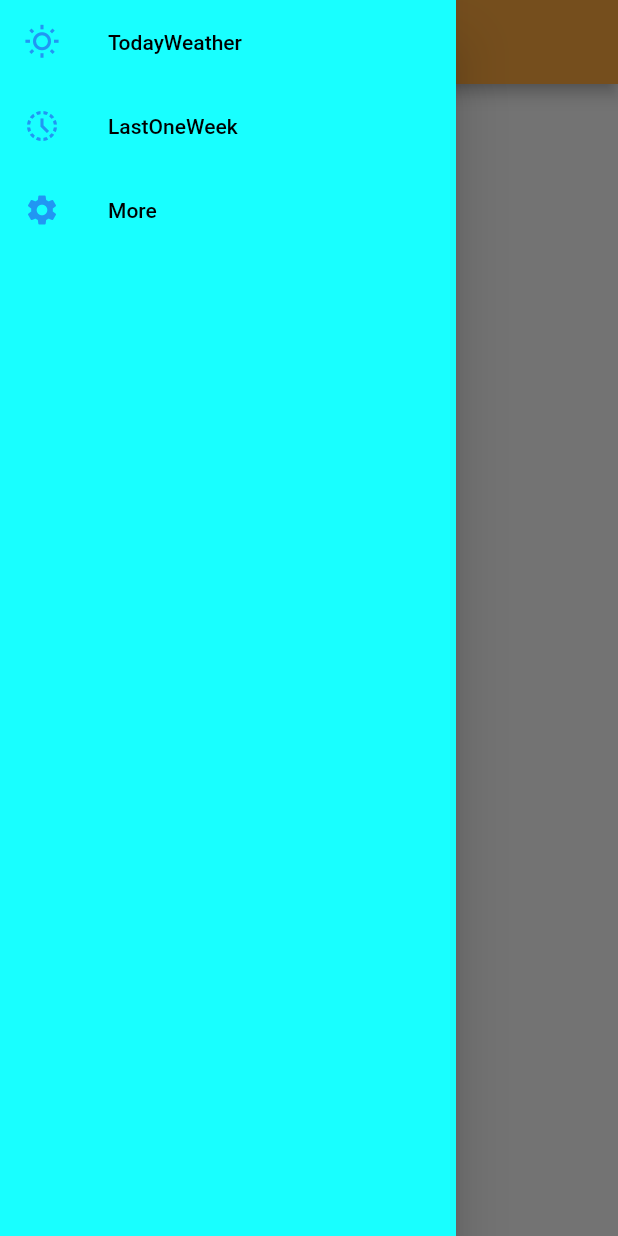
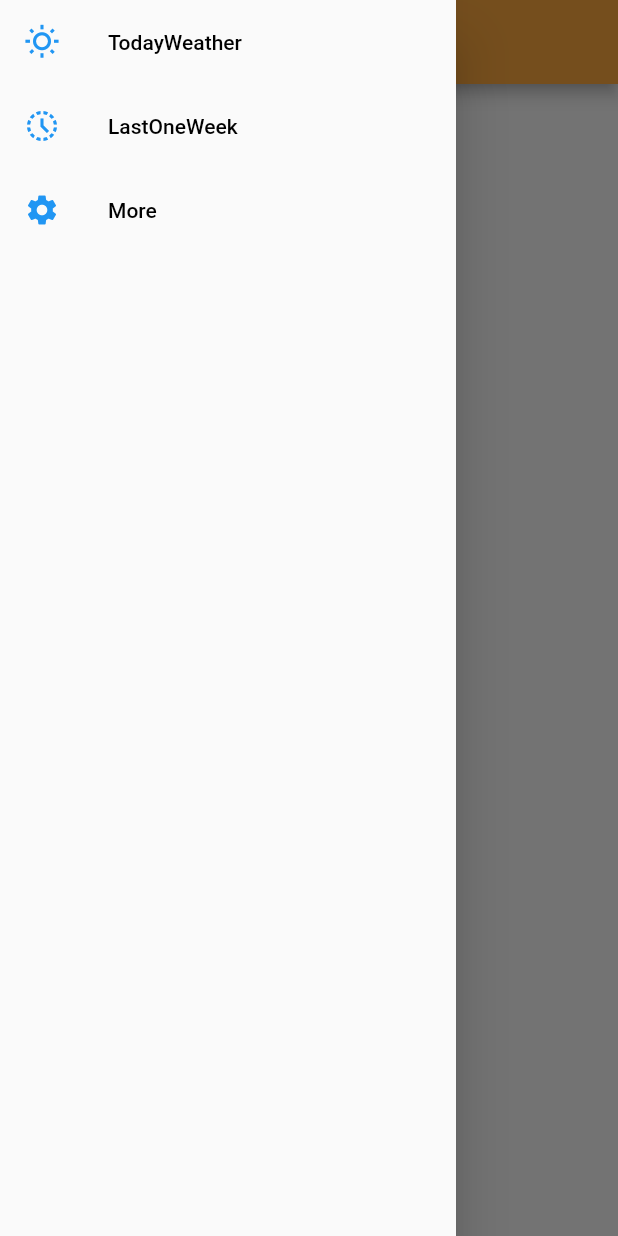
Before and after one commit to SanjayMehra-27/weather_app, a Flutter app: the LastWeek screen opened directly, with the side drawer open, on a phone screen of 412 x 824 dp. Run offline on Flutter 3.47's test engine with Material 2 defaults, Android fonts, the phone set to English and light mode, and no system bars; our stand-ins replace animated_splash_screen, dio, flutter_spinkit, geolocator, get, get_storage; missing offline and left inert: dart:html, geolocator_web; accounts and stored records are empty.

Commit message:
first commit

```diff
--- a/lib/drawer.dart
+++ b/lib/drawer.dart
@@ -15,7 +15,7 @@ class NavigationDrawer extends StatelessWidget {
   @override
   Widget build(BuildContext context) {
     final padding=EdgeInsets.symmetric(horizontal: 20);
-    return Drawer(backgroundColor: Colors.cyanAccent,
+    return Drawer(
       child: ListView(
 
         padding: EdgeInsets.zero,
--- a/lib/main.dart
+++ b/lib/main.dart
@@ -9,7 +9,7 @@ void main() {
 class MyApp extends StatelessWidget {
   const MyApp({Key? key}) : super(key: key);
 
-  // This widget is the root of your application.
+  // This widget is the root of your application. It is also the widget you
   @override
   Widget build(BuildContext context) {
     return MaterialApp(
```
Also changed, not shown: 5 other files.
